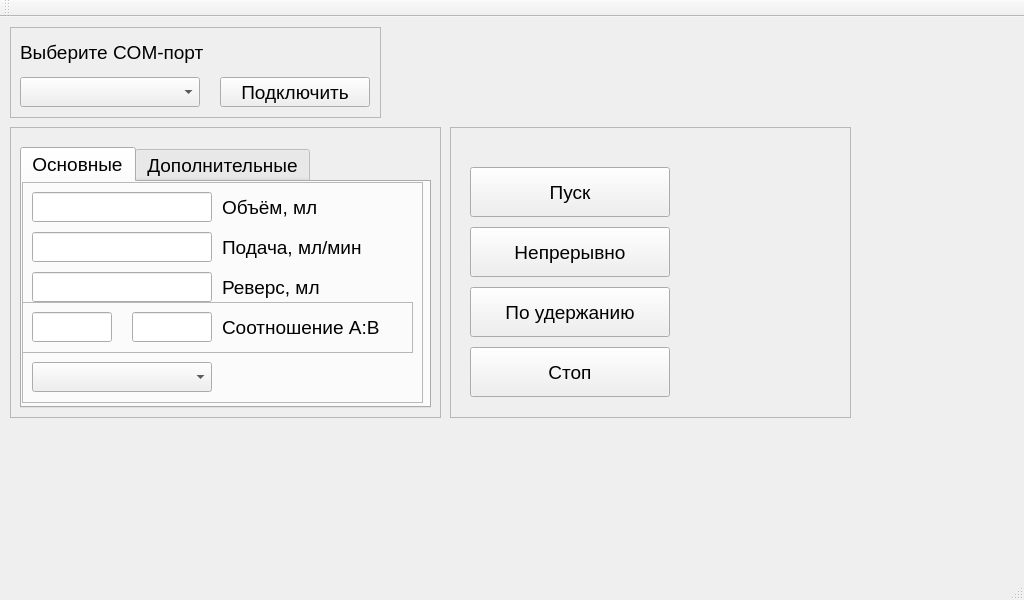
Above: MCD/MCD/mainwindow.ui from Vlad104/Monorotor_Commander_Desktop before the change. Below: the same form after it.
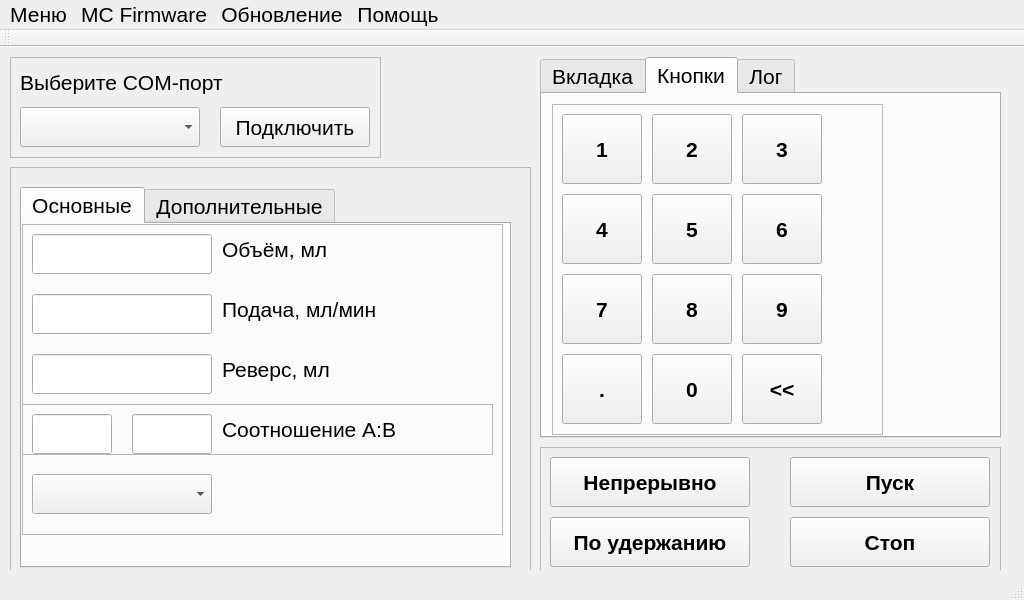
That is the form after the change. Custom widgets are drawn as their Qt base class.

Diff of the .ui file:
```diff
--- a/MCD/MCD/mainwindow.ui
+++ b/MCD/MCD/mainwindow.ui
@@ -25,7 +25,7 @@
   <property name="font">
    <font>
     <family>MS Sans Serif</family>
-    <pointsize>14</pointsize>
+    <pointsize>16</pointsize>
    </font>
   </property>
   <property name="windowTitle">
@@ -38,12 +38,12 @@
       <x>10</x>
       <y>10</y>
       <width>371</width>
-      <height>91</height>
+      <height>101</height>
      </rect>
     </property>
     <property name="font">
      <font>
-      <pointsize>14</pointsize>
+      <pointsize>16</pointsize>
      </font>
     </property>
     <property name="frameShape">
@@ -58,12 +58,12 @@
        <x>10</x>
        <y>50</y>
        <width>180</width>
-       <height>30</height>
+       <height>40</height>
       </rect>
      </property>
      <property name="font">
       <font>
-       <pointsize>14</pointsize>
+       <pointsize>16</pointsize>
       </font>
      </property>
     </widget>
@@ -73,12 +73,12 @@
        <x>210</x>
        <y>50</y>
        <width>150</width>
-       <height>30</height>
+       <height>40</height>
       </rect>
      </property>
      <property name="font">
       <font>
-       <pointsize>14</pointsize>
+       <pointsize>16</pointsize>
       </font>
      </property>
      <property name="text">
@@ -96,7 +96,7 @@
      </property>
      <property name="font">
       <font>
-       <pointsize>14</pointsize>
+       <pointsize>16</pointsize>
       </font>
      </property>
      <property name="text">
@@ -108,14 +108,14 @@
     <property name="geometry">
      <rect>
       <x>10</x>
-      <y>110</y>
-      <width>431</width>
-      <height>291</height>
+      <y>120</y>
+      <width>521</width>
+      <height>411</height>
      </rect>
     </property>
     <property name="font">
      <font>
-      <pointsize>14</pointsize>
+      <pointsize>16</pointsize>
      </font>
     </property>
     <property name="frameShape">
@@ -129,13 +129,13 @@
       <rect>
        <x>10</x>
        <y>20</y>
-       <width>411</width>
-       <height>261</height>
+       <width>491</width>
+       <height>381</height>
       </rect>
      </property>
      <property name="font">
       <font>
-       <pointsize>14</pointsize>
+       <pointsize>16</pointsize>
       </font>
      </property>
      <property name="autoFillBackground">
@@ -159,13 +159,13 @@
         <rect>
          <x>0</x>
          <y>0</y>
-         <width>401</width>
-         <height>221</height>
+         <width>481</width>
+         <height>311</height>
         </rect>
        </property>
        <property name="font">
         <font>
-         <pointsize>14</pointsize>
+         <pointsize>16</pointsize>
         </font>
        </property>
        <property name="frameShape">
@@ -185,7 +185,7 @@
         </property>
         <property name="font">
          <font>
-          <pointsize>14</pointsize>
+          <pointsize>16</pointsize>
          </font>
         </property>
         <property name="text">
@@ -199,14 +199,14 @@
         <property name="geometry">
          <rect>
           <x>200</x>
-          <y>90</y>
+          <y>130</y>
           <width>160</width>
           <height>30</height>
          </rect>
         </property>
         <property name="font">
          <font>
-          <pointsize>14</pointsize>
+          <pointsize>16</pointsize>
          </font>
         </property>
         <property name="text">
@@ -217,14 +217,14 @@
         <property name="geometry">
          <rect>
           <x>200</x>
-          <y>50</y>
+          <y>70</y>
           <width>160</width>
           <height>30</height>
          </rect>
         </property>
         <property name="font">
          <font>
-          <pointsize>14</pointsize>
+          <pointsize>16</pointsize>
          </font>
         </property>
         <property name="text">
@@ -235,14 +235,14 @@
         <property name="geometry">
          <rect>
           <x>10</x>
-          <y>180</y>
+          <y>250</y>
           <width>180</width>
-          <height>30</height>
+          <height>40</height>
          </rect>
         </property>
         <property name="font">
          <font>
-          <pointsize>14</pointsize>
+          <pointsize>16</pointsize>
          </font>
         </property>
        </widget>
@@ -250,14 +250,14 @@
         <property name="geometry">
          <rect>
           <x>10</x>
-          <y>50</y>
+          <y>70</y>
           <width>180</width>
-          <height>30</height>
+          <height>40</height>
          </rect>
         </property>
         <property name="font">
          <font>
-          <pointsize>14</pointsize>
+          <pointsize>16</pointsize>
          </font>
         </property>
         <property name="inputMethodHints">
@@ -274,14 +274,14 @@
         <property name="geometry">
          <rect>
           <x>10</x>
-          <y>90</y>
+          <y>130</y>
           <width>180</width>
-          <height>30</height>
+          <height>40</height>
          </rect>
         </property>
         <property name="font">
          <font>
-          <pointsize>14</pointsize>
+          <pointsize>16</pointsize>
          </font>
         </property>
         <property name="inputMethodHints">
@@ -297,12 +297,12 @@
           <x>10</x>
           <y>10</y>
           <width>180</width>
-          <height>30</height>
+          <height>40</height>
          </rect>
         </property>
         <property name="font">
          <font>
-          <pointsize>14</pointsize>
+          <pointsize>16</pointsize>
          </font>
         </property>
         <property name="inputMethodHints">
@@ -316,11 +316,16 @@
         <property name="geometry">
          <rect>
           <x>0</x>
-          <y>120</y>
-          <width>391</width>
+          <y>180</y>
+          <width>471</width>
           <height>51</height>
          </rect>
         </property>
+        <property name="font">
+         <font>
+          <pointsize>16</pointsize>
+         </font>
+        </property>
         <property name="frameShape">
          <enum>QFrame::StyledPanel</enum>
         </property>
@@ -333,12 +338,12 @@
            <x>10</x>
            <y>10</y>
            <width>80</width>
-           <height>30</height>
+           <height>40</height>
           </rect>
          </property>
          <property name="font">
           <font>
-           <pointsize>14</pointsize>
+           <pointsize>16</pointsize>
           </font>
          </property>
          <property name="inputMethodHints">
@@ -354,12 +359,12 @@
            <x>110</x>
            <y>10</y>
            <width>80</width>
-           <height>30</height>
+           <height>40</height>
           </rect>
          </property>
          <property name="font">
           <font>
-           <pointsize>14</pointsize>
+           <pointsize>16</pointsize>
           </font>
          </property>
          <property name="inputMethodHints">
@@ -374,13 +379,13 @@
           <rect>
            <x>200</x>
            <y>10</y>
-           <width>160</width>
+           <width>181</width>
            <height>30</height>
           </rect>
          </property>
          <property name="font">
           <font>
-           <pointsize>14</pointsize>
+           <pointsize>16</pointsize>
           </font>
          </property>
          <property name="text">
@@ -591,12 +596,17 @@
    <widget class="QFrame" name="frame_transmit">
     <property name="geometry">
      <rect>
-      <x>450</x>
-      <y>110</y>
-      <width>401</width>
-      <height>291</height>
+      <x>540</x>
+      <y>400</y>
+      <width>461</width>
+      <height>131</height>
      </rect>
     </property>
+    <property name="font">
+     <font>
+      <pointsize>16</pointsize>
+     </font>
+    </property>
     <property name="frameShape">
      <enum>QFrame::StyledPanel</enum>
     </property>
@@ -606,15 +616,17 @@
     <widget class="QPushButton" name="pushButton_start">
      <property name="geometry">
       <rect>
-       <x>20</x>
-       <y>40</y>
+       <x>250</x>
+       <y>10</y>
        <width>200</width>
        <height>50</height>
       </rect>
      </property>
      <property name="font">
       <font>
-       <pointsize>14</pointsize>
+       <pointsize>16</pointsize>
+       <weight>75</weight>
+       <bold>true</bold>
       </font>
      </property>
      <property name="text">
@@ -624,15 +636,17 @@
     <widget class="QPushButton" name="pushButton_continues">
      <property name="geometry">
       <rect>
-       <x>20</x>
-       <y>100</y>
+       <x>10</x>
+       <y>10</y>
        <width>200</width>
        <height>50</height>
       </rect>
      </property>
      <property name="font">
       <font>
-       <pointsize>14</pointsize>
+       <pointsize>16</pointsize>
+       <weight>75</weight>
+       <bold>true</bold>
       </font>
      </property>
      <property name="text">
@@ -642,15 +656,17 @@
     <widget class="QPushButton" name="pushButton_hold">
      <property name="geometry">
       <rect>
-       <x>20</x>
-       <y>160</y>
+       <x>10</x>
+       <y>70</y>
        <width>200</width>
        <height>50</height>
       </rect>
      </property>
      <property name="font">
       <font>
-       <pointsize>14</pointsize>
+       <pointsize>16</pointsize>
+       <weight>75</weight>
+       <bold>true</bold>
       </font>
      </property>
      <property name="text">
@@ -660,15 +676,17 @@
     <widget class="QPushButton" name="pushButton_stop">
      <property name="geometry">
       <rect>
-       <x>20</x>
-       <y>220</y>
+       <x>250</x>
+       <y>70</y>
        <width>200</width>
        <height>50</height>
       </rect>
      </property>
      <property name="font">
       <font>
-       <pointsize>14</pointsize>
+       <pointsize>16</pointsize>
+       <weight>75</weight>
+       <bold>true</bold>
       </font>
      </property>
      <property name="text">
@@ -676,6 +694,305 @@
      </property>
     </widget>
    </widget>
+   <widget class="QTabWidget" name="tabWidget">
+    <property name="geometry">
+     <rect>
+      <x>540</x>
+      <y>10</y>
+      <width>461</width>
+      <height>381</height>
+     </rect>
+    </property>
+    <property name="currentIndex">
+     <number>1</number>
+    </property>
+    <widget class="QWidget" name="tab">
+     <attribute name="title">
+      <string>Вкладка</string>
+     </attribute>
+    </widget>
+    <widget class="QWidget" name="tab_2">
+     <attribute name="title">
+      <string>Кнопки</string>
+     </attribute>
+     <widget class="QFrame" name="frame">
+      <property name="geometry">
+       <rect>
+        <x>10</x>
+        <y>10</y>
+        <width>331</width>
+        <height>331</height>
+       </rect>
+      </property>
+      <property name="frameShape">
+       <enum>QFrame::StyledPanel</enum>
+      </property>
+      <property name="frameShadow">
+       <enum>QFrame::Raised</enum>
+      </property>
+      <widget class="QPushButton" name="pushButton_nc">
+       <property name="geometry">
+        <rect>
+         <x>190</x>
+         <y>250</y>
+         <width>80</width>
+         <height>70</height>
+        </rect>
+       </property>
+       <property name="font">
+        <font>
+         <pointsize>16</pointsize>
+         <weight>75</weight>
+         <bold>true</bold>
+        </font>
+       </property>
+       <property name="text">
+        <string>&lt;&lt;</string>
+       </property>
+      </widget>
+      <widget class="MCDPushButton" name="pushButton_n9">
+       <property name="geometry">
+        <rect>
+         <x>190</x>
+         <y>170</y>
+         <width>80</width>
+         <height>70</height>
+        </rect>
+       </property>
+       <property name="font">
+        <font>
+         <pointsize>16</pointsize>
+         <weight>75</weight>
+         <bold>true</bold>
+        </font>
+       </property>
+       <property name="text">
+        <string>9</string>
+       </property>
+      </widget>
+      <widget class="MCDPushButton" name="pushButton_n1">
+       <property name="geometry">
+        <rect>
+         <x>10</x>
+         <y>10</y>
+         <width>80</width>
+         <height>70</height>
+        </rect>
+       </property>
+       <property name="font">
+        <font>
+         <pointsize>16</pointsize>
+         <weight>75</weight>
+         <bold>true</bold>
+        </font>
+       </property>
+       <property name="text">
+        <string>1</string>
+       </property>
+      </widget>
+      <widget class="MCDPushButton" name="pushButton_n3">
+       <property name="geometry">
+        <rect>
+         <x>190</x>
+         <y>10</y>
+         <width>80</width>
+         <height>70</height>
+        </rect>
+       </property>
+       <property name="font">
+        <font>
+         <pointsize>16</pointsize>
+         <weight>75</weight>
+         <bold>true</bold>
+        </font>
+       </property>
+       <property name="text">
+        <string>3</string>
+       </property>
+      </widget>
+      <widget class="MCDPushButton" name="pushButton_n0">
+       <property name="geometry">
+        <rect>
+         <x>100</x>
+         <y>250</y>
+         <width>80</width>
+         <height>70</height>
+        </rect>
+       </property>
+       <property name="font">
+        <font>
+         <pointsize>16</pointsize>
+         <weight>75</weight>
+         <bold>true</bold>
+        </font>
+       </property>
+       <property name="text">
+        <string>0</string>
+       </property>
+      </widget>
+      <widget class="MCDPushButton" name="pushButton_nd">
+       <property name="geometry">
+        <rect>
+         <x>10</x>
+         <y>250</y>
+         <width>80</width>
+         <height>70</height>
+        </rect>
+       </property>
+       <property name="font">
+        <font>
+         <pointsize>16</pointsize>
+         <weight>75</weight>
+         <bold>true</bold>
+        </font>
+       </property>
+       <property name="text">
+        <string>.</string>
+       </property>
+      </widget>
+      <widget class="MCDPushButton" name="pushButton_n2">
+       <property name="geometry">
+        <rect>
+         <x>100</x>
+         <y>10</y>
+         <width>80</width>
+         <height>70</height>
+        </rect>
+       </property>
+       <property name="font">
+        <font>
+         <pointsize>16</pointsize>
+         <weight>75</weight>
+         <bold>true</bold>
+        </font>
+       </property>
+       <property name="text">
+        <string>2</string>
+       </property>
+      </widget>
+      <widget class="MCDPushButton" name="pushButton_n4">
+       <property name="geometry">
+        <rect>
+         <x>10</x>
+         <y>90</y>
+         <width>80</width>
+         <height>70</height>
+        </rect>
+       </property>
+       <property name="font">
+        <font>
+         <pointsize>16</pointsize>
+         <weight>75</weight>
+         <bold>true</bold>
+        </font>
+       </property>
+       <property name="text">
+        <string>4</string>
+       </property>
+      </widget>
+      <widget class="MCDPushButton" name="pushButton_n7">
+       <property name="geometry">
+        <rect>
+         <x>10</x>
+         <y>170</y>
+         <width>80</width>
+         <height>70</height>
+        </rect>
+       </property>
+       <property name="font">
+        <font>
+         <pointsize>16</pointsize>
+         <weight>75</weight>
+         <bold>true</bold>
+        </font>
+       </property>
+       <property name="text">
+        <string>7</string>
+       </property>
+      </widget>
+      <widget class="MCDPushButton" name="pushButton_n5">
+       <property name="geometry">
+        <rect>
+         <x>100</x>
+         <y>90</y>
+         <width>80</width>
+         <height>70</height>
+        </rect>
+       </property>
+       <property name="font">
+        <font>
+         <pointsize>16</pointsize>
+         <weight>75</weight>
+         <bold>true</bold>
+        </font>
+       </property>
+       <property name="text">
+        <string>5</string>
+       </property>
+      </widget>
+      <widget class="MCDPushButton" name="pushButton_n8">
+       <property name="geometry">
+        <rect>
+         <x>100</x>
+         <y>170</y>
+         <width>80</width>
+         <height>70</height>
+        </rect>
+       </property>
+       <property name="font">
+        <font>
+         <pointsize>16</pointsize>
+         <weight>75</weight>
+         <bold>true</bold>
+        </font>
+       </property>
+       <property name="text">
+        <string>8</string>
+       </property>
+      </widget>
+      <widget class="MCDPushButton" name="pushButton_n6">
+       <property name="geometry">
+        <rect>
+         <x>190</x>
+         <y>90</y>
+         <width>80</width>
+         <height>70</height>
+        </rect>
+       </property>
+       <property name="font">
+        <font>
+         <pointsize>16</pointsize>
+         <weight>75</weight>
+         <bold>true</bold>
+        </font>
+       </property>
+       <property name="text">
+        <string>6</string>
+       </property>
+      </widget>
+     </widget>
+    </widget>
+    <widget class="QWidget" name="tab_3">
+     <attribute name="title">
+      <string>Лог</string>
+     </attribute>
+     <widget class="QTextEdit" name="textEdit_log">
+      <property name="geometry">
+       <rect>
+        <x>10</x>
+        <y>10</y>
+        <width>431</width>
+        <height>331</height>
+       </rect>
+      </property>
+      <property name="font">
+       <font>
+        <pointsize>10</pointsize>
+       </font>
+      </property>
+     </widget>
+    </widget>
+   </widget>
   </widget>
   <widget class="QMenuBar" name="menuBar">
    <property name="geometry">
@@ -683,9 +1000,40 @@
      <x>0</x>
      <y>0</y>
      <width>1024</width>
-     <height>21</height>
+     <height>29</height>
     </rect>
    </property>
+   <widget class="QMenu" name="menu">
+    <property name="title">
+     <string>Меню</string>
+    </property>
+   </widget>
+   <widget class="QMenu" name="menuFirmware">
+    <property name="title">
+     <string>MC Firmware</string>
+    </property>
+    <addaction name="action"/>
+    <addaction name="action_2"/>
+    <addaction name="action_3"/>
+   </widget>
+   <widget class="QMenu" name="menu_2">
+    <property name="title">
+     <string>Обновление</string>
+    </property>
+    <addaction name="action_4"/>
+    <addaction name="action_5"/>
+   </widget>
+   <widget class="QMenu" name="menu_3">
+    <property name="title">
+     <string>Помощь</string>
+    </property>
+    <addaction name="action_MONOROTOR"/>
+    <addaction name="action_6"/>
+   </widget>
+   <addaction name="menu"/>
+   <addaction name="menuFirmware"/>
+   <addaction name="menu_2"/>
+   <addaction name="menu_3"/>
   </widget>
   <widget class="QToolBar" name="mainToolBar">
    <attribute name="toolBarArea">
@@ -698,6 +1046,18 @@
   <widget class="QStatusBar" name="statusBar"/>
  </widget>
  <layoutdefault spacing="6" margin="11"/>
+ <customwidgets>
+  <customwidget>
+   <class>MCDLineEdit</class>
+   <extends>QLineEdit</extends>
+   <header>mcdlineedit.h</header>
+  </customwidget>
+  <customwidget>
+   <class>MCDPushButton</class>
+   <extends>QPushButton</extends>
+   <header>mcdpushbutton.h</header>
+  </customwidget>
+ </customwidgets>
  <resources/>
  <connections/>
 </ui>
```
Left out of the diff: 79 changed lines with no effect on the pictures.
